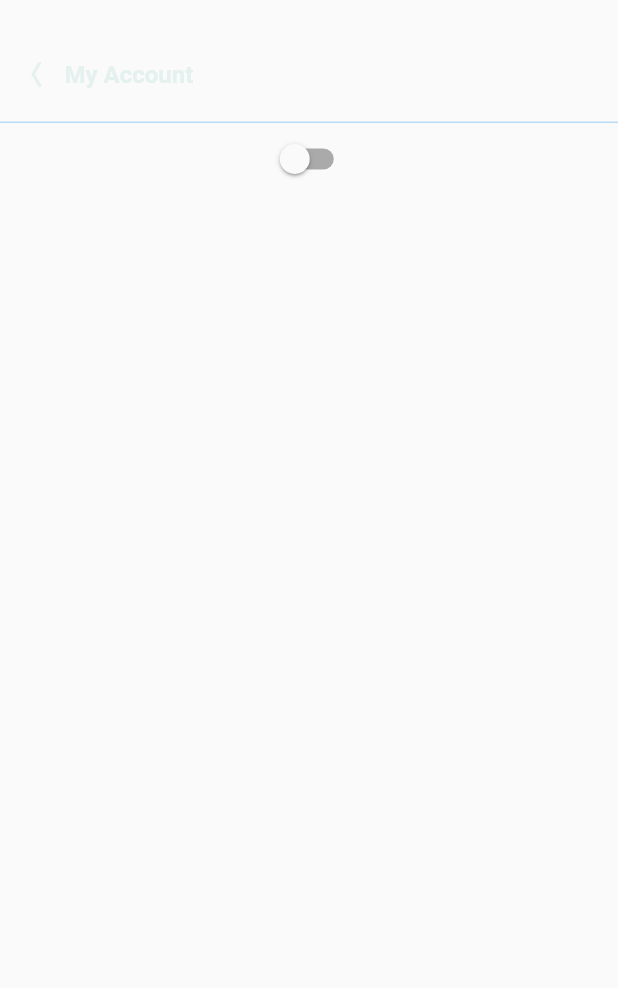
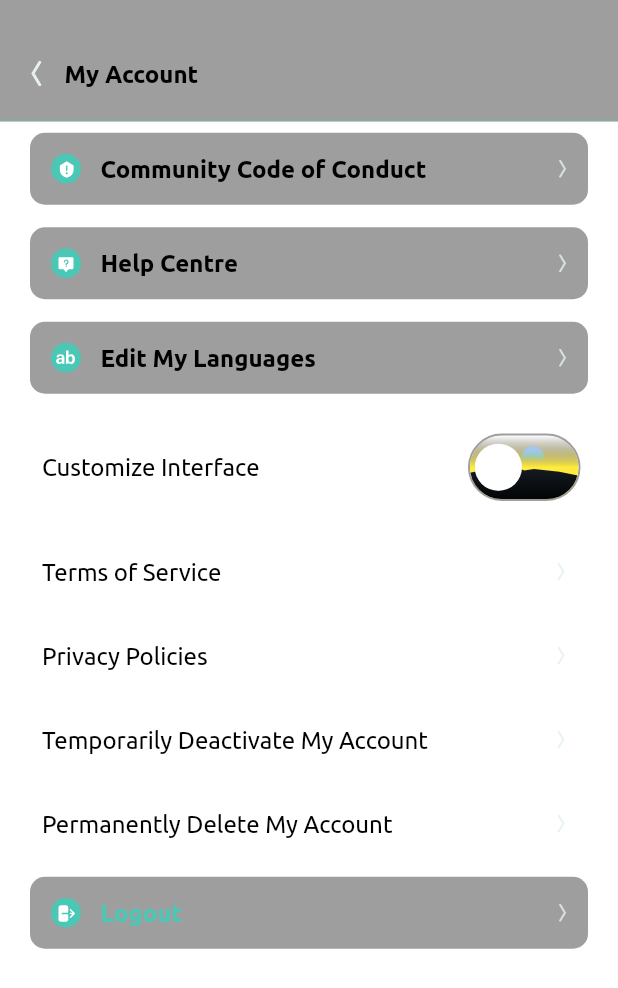
Before and after one commit to codec-akash/arre_assessment, a Flutter app: the screen it shows after launch, on a phone screen of 412 x 824 dp. Shown: the top 988 px of the screen. Run offline on Flutter 3.47's test engine with Material 2 defaults, Android fonts, the phone set to English and light mode, and no system bars; our stand-ins replace flutter_riverpod, flutter_svg, hive; accounts and stored records are empty; project files that could hold a hidden picture were left out.

Commit message:
toggle switch added and theme color change fix

```diff
--- a/lib/screens/home_screen.dart
+++ b/lib/screens/home_screen.dart
@@ -1,9 +1,8 @@
 import 'package:arre_assessment/utils/image_path.dart';
 import 'package:arre_assessment/utils/strings.dart';
-import 'package:arre_assessment/utils/themeprovider.dart';
+import 'package:arre_assessment/widget/list_tile_card.dart';
 import 'package:arre_assessment/widget/text_widget.dart';
 import 'package:flutter/material.dart';
-import 'package:flutter_riverpod/flutter_riverpod.dart';
 import 'package:flutter_svg/svg.dart';
 
 class HomeScreen extends StatefulWidget {
@@ -57,16 +56,29 @@ class _HomeScreenState extends State<HomeScreen> {
             SliverToBoxAdapter(
               child: Column(
                 children: [
-                  Consumer(
-                    builder: (context, ref, child) {
-                      bool theme = ref.watch<bool>(themeProvider);
-                      return Switch(
-                        value: theme,
-                        onChanged: (val) async {
-                          await ref.read(themeProvider.notifier).toggle();
-                        },
-                      );
-                    },
+                  const ListTileCard(
+                    svgPath: ImagePath.communityIcon,
+                    text: Strings.communityText,
+                  ),
+                  const ListTileCard(
+                    svgPath: ImagePath.helpIcon,
+                    text: Strings.help,
+                  ),
+                  ListTileCard(
+                    svgPath: ImagePath.languageIcon,
+                    text: Strings.language,
+                    onButtonTap: () {},
+                  ),
+                  const ListTileSwitch(text: Strings.interfaceText),
+                  const ListTileText(text: Strings.term),
+                  const ListTileText(text: Strings.privacy),
+                  const ListTileText(text: Strings.deactivateAcc),
+                  const ListTileText(text: Strings.deleteAcc),
+                  ListTileCard(
+                    svgPath: ImagePath.logoutIcon,
+                    text: Strings.logout,
+                    textColor: Theme.of(context).primaryColor,
+                    onButtonTap: () {},
                   ),
                 ],
               ),
--- a/lib/utils/global.dart
+++ b/lib/utils/global.dart
@@ -2,12 +2,21 @@ import 'package:arre_assessment/utils/keys.dart';
 import 'package:flutter/material.dart';
 
 class Global {
-  static ThemeData lightTheme = ThemeData.light();
+  static ThemeData lightTheme = ThemeData(
+    primaryColor: const Color(0xff4BC7B6),
+    scaffoldBackgroundColor: Colors.white,
+    canvasColor: Colors.grey,
+    brightness: Brightness.light,
+    fontFamily: Keys.fontFamilyUbuntu,
+  );
   static ThemeData darkTheme = ThemeData(
     primaryColor: const Color(0xff4BC7B6),
     scaffoldBackgroundColor: const Color(0xff171E26),
     canvasColor: const Color(0xff232C36),
     brightness: Brightness.dark,
-    fontFamily: Keys.fontFamilyUbuntu,
+    fontFamily: Keys.fontFamilyAcumin,
   );
+  static const Color textColor = Color(0xffE4F1EE);
+  static const Color greenGradientColor = Color(0xffABFAFF);
+  static const Color whiteGradientColor = Color(0xffD5FFAB);
 }
--- a/lib/utils/image_path.dart
+++ b/lib/utils/image_path.dart
@@ -1,3 +1,9 @@
 class ImagePath {
   static const backIcon = "assets/image/back_icon.svg";
+  static const communityIcon = "assets/image/community_icon.svg";
+  static const helpIcon = "assets/image/help_icon.svg";
+  static const languageIcon = "assets/image/language_icon.svg";
+  static const logoutIcon = "assets/image/logout_icon.svg";
+  static const switchImage = "assets/image/switch_image.svg";
+  static const switchWithoutBgImage = "assets/image/switch_without_bg.svg";
 }
--- a/lib/utils/strings.dart
+++ b/lib/utils/strings.dart
@@ -1,3 +1,12 @@
 class Strings {
   static const String title = "My Account";
+  static const String communityText = "Community Code of Conduct";
+  static const String help = "Help Centre";
+  static const String language = "Edit My Languages";
+  static const String term = "Terms of Service";
+  static const String privacy = "Privacy Policies";
+  static const String deactivateAcc = "Temporarily Deactivate My Account";
+  static const String deleteAcc = "Permanently Delete My Account";
+  static const String interfaceText = "Customize Interface";
+  static const String logout = "Logout";
 }
--- /dev/null
+++ b/lib/widget/list_tile_card.dart
@@ -0,0 +1,147 @@
+import 'package:arre_assessment/utils/global.dart';
+import 'package:arre_assessment/utils/image_path.dart';
+import 'package:arre_assessment/utils/themeprovider.dart';
+import 'package:arre_assessment/widget/text_widget.dart';
+import 'package:arre_assessment/widget/toggle_switch.dart';
+import 'package:flutter/material.dart';
+import 'package:flutter_riverpod/flutter_riverpod.dart';
+import 'package:flutter_svg/svg.dart';
+
+class ListTileCard extends StatelessWidget {
+  final String svgPath;
+  final String text;
+  final Color? textColor;
+  final Function()? onButtonTap;
+  const ListTileCard({
+    super.key,
+    required this.text,
+    required this.svgPath,
+    this.onButtonTap,
+    this.textColor,
+  });
+
+  @override
+  Widget build(BuildContext context) {
+    return Container(
+      padding: const EdgeInsets.all(14),
+      margin: const EdgeInsets.symmetric(horizontal: 20, vertical: 7.5),
+      decoration: BoxDecoration(
+        borderRadius: BorderRadius.circular(10),
+        color: Theme.of(context).canvasColor,
+      ),
+      child: GestureDetector(
+        onTap: () {
+          if (onButtonTap != null) {
+            onButtonTap!();
+          }
+        },
+        child: Row(
+          children: [
+            SvgPicture.asset(
+              svgPath,
+              height: 20,
+              width: 20,
+            ),
+            const SizedBox(width: 13),
+            Expanded(child: HeadingText(text: text, textColor: textColor)),
+            RotatedBox(
+              quarterTurns: 2,
+              child: SvgPicture.asset(
+                ImagePath.backIcon,
+                color: Global.textColor.withOpacity(0.8),
+                height: 12,
+              ),
+            ),
+          ],
+        ),
+      ),
+    );
+  }
+}
+
+class ListTileText extends StatelessWidget {
+  final String text;
+  final Function()? onButtonTap;
+  const ListTileText({
+    super.key,
+    required this.text,
+    this.onButtonTap,
+  });
+
+  @override
+  Widget build(BuildContext context) {
+    return Container(
+      padding: const EdgeInsets.only(top: 14, bottom: 14, right: 20),
+      margin: const EdgeInsets.symmetric(horizontal: 15, vertical: 5),
+      decoration: BoxDecoration(
+        borderRadius: BorderRadius.circular(10),
+        color: Colors.transparent,
+      ),
+      child: GestureDetector(
+        onTap: () {
+          if (onButtonTap != null) {
+            onButtonTap!();
+          }
+        },
+        child: Row(
+          children: [
+            const SizedBox(width: 13),
+            Expanded(child: NormalText(text: text)),
+            RotatedBox(
+              quarterTurns: 2,
+              child: SvgPicture.asset(
+                ImagePath.backIcon,
+                color: Global.textColor.withOpacity(0.8),
+                height: 12,
+              ),
+            ),
+          ],
+        ),
+      ),
+    );
+  }
+}
+
+class ListTileSwitch extends StatefulWidget {
+  final String text;
+  const ListTileSwitch({
+    super.key,
+    required this.text,
+  });
+
+  @override
+  State<ListTileSwitch> createState() => _ListTileSwitchState();
+}
+
+class _ListTileSwitchState extends State<ListTileSwitch> {
+  @override
+  Widget build(BuildContext context) {
+    return Container(
+      padding: const EdgeInsets.only(top: 14, bottom: 14, right: 10),
+      margin: const EdgeInsets.symmetric(horizontal: 15, vertical: 5),
+      decoration: BoxDecoration(
+        borderRadius: BorderRadius.circular(10),
+        color: Colors.transparent,
+      ),
+      child: Row(
+        children: [
+          const SizedBox(width: 13),
+          Expanded(child: NormalText(text: widget.text)),
+          Consumer(
+            builder: (context, ref, child) {
+              bool theme = ref.watch<bool>(themeProvider);
+              return ToggleSwitchButton(
+                value: theme,
+                onChanged: (val) async {
+                  await ref.read(themeProvider.notifier).toggle();
+                },
+                height: 45,
+                imagePath: ImagePath.switchWithoutBgImage,
+              );
+            },
+          )
+        ],
+      ),
+    );
+  }
+}
--- a/lib/widget/text_widget.dart
+++ b/lib/widget/text_widget.dart
@@ -1,22 +1,11 @@
+import 'package:arre_assessment/utils/global.dart';
 import 'package:flutter/material.dart';
 
 class TitleText extends StatelessWidget {
   final String text;
   const TitleText({super.key, required this.text});
 
-  @override
-  Widget build(BuildContext context) {
-    return Text(
-      text,
-      style: Theme.of(context).textTheme.titleMedium!.copyWith(
-          fontWeight: FontWeight.bold, color: const Color(0xffE4F1EE)),
-    );
-  }
-}
-
-class HeadingText extends StatelessWidget {
-  final String text;
-  const HeadingText({super.key, required this.text});
+  bool isDark(context) => Theme.of(context).brightness == Brightness.dark;
 
   @override
   Widget build(BuildContext context) {
@@ -24,7 +13,27 @@ class HeadingText extends StatelessWidget {
       text,
       style: Theme.of(context).textTheme.titleMedium!.copyWith(
           fontWeight: FontWeight.bold,
-          color: const Color(0xffE4F1EE).withOpacity(0.8)),
+          color: isDark(context) ? Global.textColor : Colors.black),
+    );
+  }
+}
+
+class HeadingText extends StatelessWidget {
+  final String text;
+  final Color? textColor;
+  const HeadingText({super.key, required this.text, this.textColor});
+
+  bool isDark(context) => Theme.of(context).brightness == Brightness.dark;
+
+  @override
+  Widget build(BuildContext context) {
+    return Text(
+      text,
+      style: Theme.of(context).textTheme.titleMedium!.copyWith(
+          fontWeight: FontWeight.bold,
+          color: isDark(context)
+              ? textColor ?? Global.textColor.withOpacity(0.8)
+              : textColor ?? Colors.black),
     );
   }
 }
@@ -33,14 +42,17 @@ class NormalText extends StatelessWidget {
   final String text;
   const NormalText({super.key, required this.text});
 
+  bool isDark(context) => Theme.of(context).brightness == Brightness.dark;
+
   @override
   Widget build(BuildContext context) {
     return Text(
       text,
-      style: Theme.of(context)
-          .textTheme
-          .titleMedium!
-          .copyWith(color: const Color(0xffE4F1EE).withOpacity(0.8)),
+      style: Theme.of(context).textTheme.titleMedium!.copyWith(
+            color: isDark(context)
+                ? Global.textColor.withOpacity(0.8)
+                : Colors.black,
+          ),
     );
   }
 }
--- /dev/null
+++ b/lib/widget/toggle_switch.dart
@@ -0,0 +1,84 @@
+import 'package:arre_assessment/utils/global.dart';
+import 'package:flutter/material.dart';
+import 'package:flutter_svg/svg.dart';
+
+class ToggleSwitchButton extends StatefulWidget {
+  final bool value;
+  final ValueChanged<bool> onChanged;
+  final double height;
+  final String imagePath;
+
+  const ToggleSwitchButton({
+    Key? key,
+    required this.value,
+    required this.onChanged,
+    required this.height,
+    required this.imagePath,
+  }) : super(key: key);
+
+  @override
+  State<ToggleSwitchButton> createState() => _ToggleSwitchButtonState();
+}
+
+class _ToggleSwitchButtonState extends State<ToggleSwitchButton> {
+  @override
+  Widget build(BuildContext context) {
+    const aspectRatio = (50 / 30);
+    return GestureDetector(
+      onTap: () => widget.onChanged(!widget.value),
+      child: SizedBox(
+        height: widget.height,
+        width: aspectRatio * widget.height,
+        child: Stack(
+          children: [
+            Container(
+              decoration: BoxDecoration(
+                borderRadius: BorderRadius.circular((16 / 25) * widget.height),
+                border: Border.all(
+                    width: 1.3, color: Theme.of(context).disabledColor),
+              ),
+              child: ClipRRect(
+                borderRadius: BorderRadius.circular((16 / 25) * widget.height),
+                child: AnimatedContainer(
+                  duration: const Duration(milliseconds: 700),
+                  decoration: BoxDecoration(
+                    gradient: LinearGradient(
+                      begin: Alignment.center,
+                      end: Alignment.topCenter,
+                      colors: [
+                        widget.value == true
+                            ? Global.greenGradientColor
+                            : Colors.yellow,
+                        Colors.transparent,
+                      ],
+                    ),
+                  ),
+                  child: SvgPicture.asset(
+                    widget.imagePath,
+                    height: widget.height,
+                    width: aspectRatio * widget.height,
+                    fit: BoxFit.cover,
+                  ),
+                ),
+              ),
+            ),
+            AnimatedContainer(
+              duration: const Duration(milliseconds: 100),
+              padding:
+                  EdgeInsets.symmetric(horizontal: (2 / 20) * widget.height),
+              alignment:
+                  widget.value ? Alignment.centerRight : Alignment.centerLeft,
+              child: ClipOval(
+                child: Container(
+                  height: (3.5 / 5) * widget.height,
+                  width: (3.5 / 5) * widget.height,
+                  decoration: const BoxDecoration(color: Colors.white),
+                ),
+              ),
+            ),
+          ],
+        ),
+      ),
+    );
+  }
+}
```
Also changed, not shown: assets/image/community_icon.svg (added), assets/image/help_icon.svg (added), assets/image/language_icon.svg (added), assets/image/logout_icon.svg (added), assets/image/switch_image.svg (added), assets/image/switch_without_bg.svg (added).
